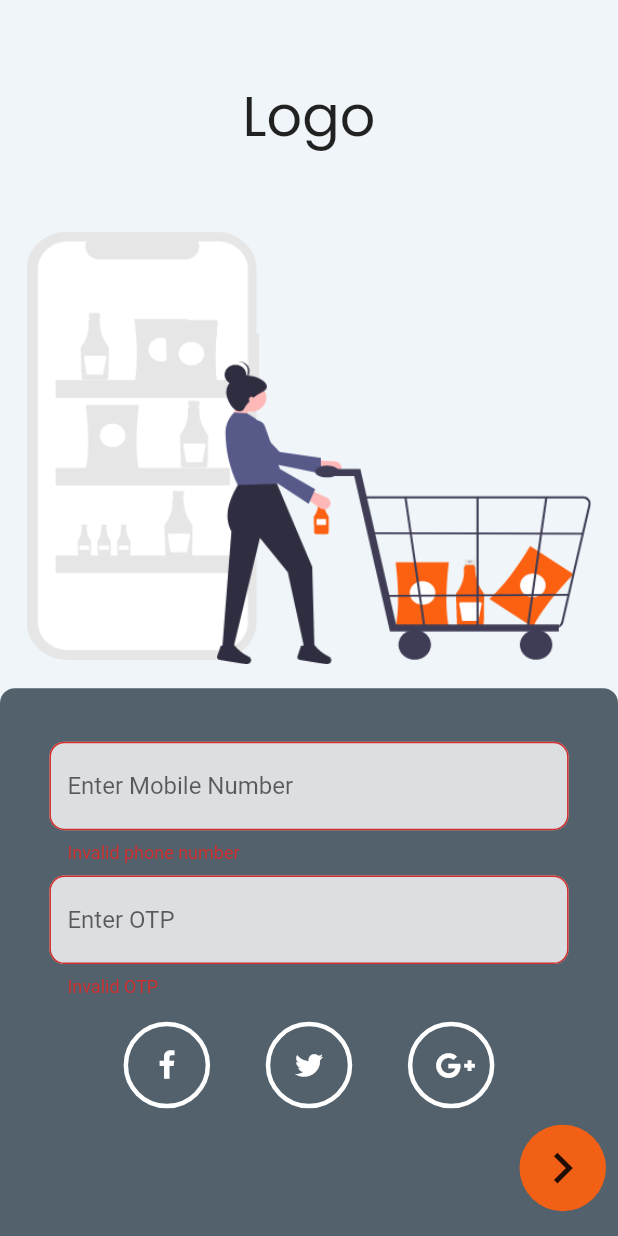
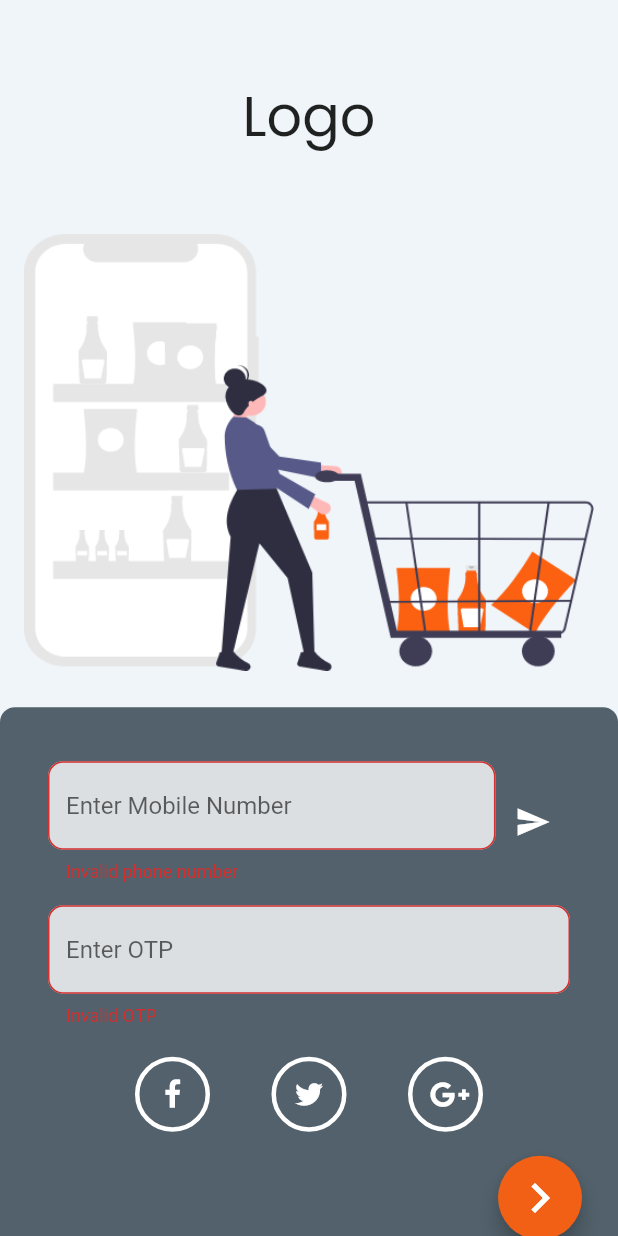
Before and after one commit to axactstudios/groceryapp, a Flutter app: the screen it shows after launch, after a tap on the "chevron right" icon, on a phone screen of 412 x 824 dp. Run offline on Flutter 3.47's test engine with Material 2 defaults, Android fonts, the phone set to English and light mode, and no system bars; our stand-ins replace firebase_auth, firebase_database, flutter_spinkit, fluttertoast, persistent_bottom_nav_bar; missing offline and left inert: gps, latlng, map; accounts and stored records are empty; network calls fail.

Commit message:
phone auth done

```diff
--- a/lib/Screens/LoginScreen.dart
+++ b/lib/Screens/LoginScreen.dart
@@ -1,12 +1,10 @@
 import 'package:firebase_auth/firebase_auth.dart';
-import 'package:firebase_core/firebase_core.dart';
 import 'package:flutter/cupertino.dart';
 import 'package:flutter/material.dart';
+import 'package:fluttertoast/fluttertoast.dart';
 import 'package:groceryapp/Classes/Constants.dart';
 import 'package:groceryapp/Classes/CustomIcons.dart';
 import 'package:groceryapp/Screens/RegistrationPage.dart';
-
-import '../Classes/Constants.dart';
 
 class LoginPage extends StatefulWidget {
   @override
@@ -20,8 +18,6 @@ class _LoginPageState extends State<LoginPage> {
   @override
   Widget build(BuildContext context) {
     final pHeight = MediaQuery.of(context).size.height;
-    final pWidth = MediaQuery.of(context).size.width;
-
     return Scaffold(
       resizeToAvoidBottomInset: false,
       backgroundColor: kPrimaryColor,
@@ -39,18 +35,15 @@ class _LoginPageState extends State<LoginPage> {
                 ),
               ),
               SizedBox(
-                height: pHeight * 0.040,
+                height: pHeight * 0.042,
               ),
               Padding(
                 padding: const EdgeInsets.all(16.0),
-                child: Image.asset(
-                  'images/onboarding.png',
-                  height: pHeight * 0.35,
+                child: Image.asset('images/onboarding.png'),
               ),
+              SizedBox(
+                height: pHeight * 0.01,
               ),
-              // SizedBox(
-              //   height: pHeight * 0.01,
-              // ),
               Expanded(
                 child: Align(
                   alignment: Alignment.bottomCenter,
@@ -65,20 +58,21 @@ class _LoginPageState extends State<LoginPage> {
                     child: Column(
                       mainAxisSize: MainAxisSize.max,
                       children: <Widget>[
-                        Spacer(),
                         Padding(
-                          padding: EdgeInsets.only(
-                            left: pWidth * 0.08,
-                            right: pWidth * 0.08,
-                            top: pHeight * 0.03,
+                          padding: const EdgeInsets.only(
+                            left: 32.0,
+                            right: 32,
+                            top: 36,
                           ),
+                          child: Row(
+                            children: [
+                              Expanded(
+                                flex: 6,
                                 child: TextFormField(
                                   validator: (value) {
-                              if (value.length == 10) _verifyPhoneNumber();
                                     if (value.length < 10) {
                                       return 'Invalid phone number';
                                     } else {
-                                _verifyPhoneNumber();
                                       return null;
                                     }
                                   },
@@ -94,11 +88,25 @@ class _LoginPageState extends State<LoginPage> {
                                   keyboardType: TextInputType.phone,
                                 ),
                               ),
+                              Expanded(
+                                  flex: 1,
+                                  child: InkWell(
+                                    onTap: () {
+                                      _onVerifyCode();
+                                    },
+                                    child: Icon(
+                                      Icons.send,
+                                      color: Colors.white,
+                                    ),
+                                  ))
+                            ],
+                          ),
+                        ),
                         Padding(
-                          padding: EdgeInsets.only(
-                            left: pWidth * 0.08,
-                            right: pWidth * 0.08,
-                            top: pHeight * 0.01,
+                          padding: const EdgeInsets.only(
+                            left: 32.0,
+                            right: 32,
+                            top: 15,
                           ),
                           child: TextFormField(
                             validator: (value) {
@@ -121,21 +129,19 @@ class _LoginPageState extends State<LoginPage> {
                           ),
                         ),
                         Padding(
-                          padding: EdgeInsets.only(
-                              top: pHeight * 0.02,
-                              left: pWidth * 0.2,
-                              right: pWidth * 0.2),
+                          padding: const EdgeInsets.only(
+                              top: 20, left: 90, right: 90),
                           child: Row(
                             mainAxisAlignment: MainAxisAlignment.spaceBetween,
                             children: <Widget>[
                               Container(
-                                height: pHeight * 0.07,
-                                width: pHeight * 0.07,
+                                height: 50,
+                                width: 50,
                                 decoration: BoxDecoration(
                                   border:
                                       Border.all(width: 3, color: Colors.white),
                                   borderRadius: BorderRadius.all(
-                                    Radius.circular(pHeight * 0.035),
+                                    Radius.circular(40),
                                   ),
                                 ),
                                 child: Ink(
@@ -149,18 +155,18 @@ class _LoginPageState extends State<LoginPage> {
                                         size: 20,
                                         color: Colors.white,
                                       ),
-                                      iconSize: pHeight * 0.07,
+                                      iconSize: 50,
                                       onPressed: () {},
                                     )),
                               ),
                               Container(
-                                height: pHeight * 0.07,
-                                width: pHeight * 0.07,
+                                height: 50,
+                                width: 50,
                                 decoration: BoxDecoration(
                                   border:
                                       Border.all(width: 3, color: Colors.white),
                                   borderRadius: BorderRadius.all(
-                                    Radius.circular(pHeight * 0.035),
+                                    Radius.circular(40),
                                   ),
                                 ),
                                 child: Ink(
@@ -174,18 +180,18 @@ class _LoginPageState extends State<LoginPage> {
                                         size: 20,
                                         color: Colors.white,
                                       ),
-                                      iconSize: pHeight * 0.07,
+                                      iconSize: 50,
                                       onPressed: () {},
                                     )),
                               ),
                               Container(
-                                height: pHeight * 0.07,
-                                width: pHeight * 0.07,
+                                height: 50,
+                                width: 50,
                                 decoration: BoxDecoration(
                                   border:
                                       Border.all(width: 3, color: Colors.white),
                                   borderRadius: BorderRadius.all(
-                                    Radius.circular(pHeight * 0.035),
+                                    Radius.circular(40),
                                   ),
                                 ),
                                 child: Ink(
@@ -199,51 +205,37 @@ class _LoginPageState extends State<LoginPage> {
                                         size: 20,
                                         color: Colors.white,
                                       ),
-                                      iconSize: pHeight * 0.07,
-                                      onPressed: _verifyPhoneNumber,
+                                      iconSize: 50,
+                                      onPressed: () {},
                                     )),
                               ),
                             ],
                           ),
                         ),
                         Spacer(),
-                        Row(
+                        Padding(
+                          padding: const EdgeInsets.all(16.0),
+                          child: Row(
                             mainAxisAlignment: MainAxisAlignment.end,
                             children: <Widget>[
                               Padding(
-                              padding: EdgeInsets.only(
-                                  right: 8.0, bottom: pHeight * 0.02),
-                              child: InkWell(
-                                onTap: () async {
+                                padding: const EdgeInsets.only(right: 8.0),
+                                child: FloatingActionButton(
+                                  onPressed: () {
                                     if (_formKey.currentState.validate()) {
-                                    await _signInWithPhoneNumber();
-                                    await Navigator.push(
-                                      context,
-                                      CupertinoPageRoute(
-                                        builder: (context) =>
-                                            RegistrationPage(),
-                                      ),
-                                    );
+                                      _onFormSubmitted();
                                     }
                                   },
-                                child: Container(
-                                  height: pHeight * 0.07,
-                                  width: pHeight * 0.07,
-                                  decoration: BoxDecoration(
-                                    borderRadius: BorderRadius.all(
-                                      Radius.circular(pHeight * 0.035),
-                                    ),
-                                    color: kAccentColor,
-                                  ),
+                                  backgroundColor: kAccentColor,
                                   child: Icon(
                                     Icons.chevron_right,
-                                    size: pHeight * 0.05,
+                                    size: 40,
 //                                color: Color.fromARGB(255, 242, 96, 22),
                                   ),
                                 ),
                               ),
+                            ],
                           ),
-                          ],
                         ),
                       ],
                     ),
@@ -261,69 +253,96 @@ class _LoginPageState extends State<LoginPage> {
     );
   }
 
-  String _message, _verificationId;
-  FirebaseAuth _auth = FirebaseAuth.instance;
-  // Example code of how to verify phone number
-  void _verifyPhoneNumber() async {
+  void showToast(message, Color color) {
+    Fluttertoast.showToast(
+      msg: message,
+      toastLength: Toast.LENGTH_LONG,
+      gravity: ToastGravity.BOTTOM,
+      timeInSecForIosWeb: 2,
+      backgroundColor: color,
+      textColor: Colors.pinkAccent,
+      fontSize: 16.0,
+    );
+  }
+
+  bool isCodeSent = false;
+  String _verificationId;
+  final FirebaseAuth _firebaseAuth = FirebaseAuth.instance;
+  void _onVerifyCode() async {
     setState(() {
-      _message = '';
+      isCodeSent = true;
     });
-    print('a');
-    PhoneVerificationCompleted verificationCompleted =
-        (PhoneAuthCredential phoneAuthCredential) async {
-      print('b');
-      await _auth.signInWithCredential(phoneAuthCredential);
-      print(
-          "Phone number automatically verified and user signed in: ${phoneAuthCredential}");
+    final PhoneVerificationCompleted verificationCompleted =
+        (AuthCredential phoneAuthCredential) {
+      _firebaseAuth
+          .signInWithCredential(phoneAuthCredential)
+          .then((AuthResult value) {
+        if (value.user != null) {
+          Navigator.pushAndRemoveUntil(
+              context,
+              MaterialPageRoute(
+                builder: (context) => RegistrationPage(),
+              ),
+              (Route<dynamic> route) => false);
+        } else {
+          showToast("Error validating OTP, try again", Colors.white);
+        }
+      }).catchError((error) {
+        showToast("Try again in sometime", Colors.white);
+      });
     };
-
-    PhoneVerificationFailed verificationFailed =
-        (FirebaseAuthException authException) {
-      print('c');
+    final PhoneVerificationFailed verificationFailed =
+        (AuthException authException) {
+      showToast(authException.message, Colors.white);
       setState(() {
-        _message =
-            'Phone number verification failed. Code: ${authException.code}. Message: ${authException.message}';
-        print(_message);
+        isCodeSent = false;
       });
     };
 
-    PhoneCodeSent codeSent =
+    final PhoneCodeSent codeSent =
         (String verificationId, [int forceResendingToken]) async {
-      print('d');
-      print('Please check your phone for the verification code.');
+      showToast('sent', Colors.white);
       _verificationId = verificationId;
+      setState(() {
+        _verificationId = verificationId;
+      });
+    };
+    final PhoneCodeAutoRetrievalTimeout codeAutoRetrievalTimeout =
+        (String verificationId) {
+      _verificationId = verificationId;
+      setState(() {
+        _verificationId = verificationId;
+      });
     };
 
-    PhoneCodeAutoRetrievalTimeout codeAutoRetrievalTimeout =
-        (String verificationId) {
-      print('e');
-      _verificationId = verificationId;
-    };
-
-    try {
-      print('sd');
-      await _auth.verifyPhoneNumber(
-          phoneNumber: phone.text,
-          timeout: const Duration(seconds: 5),
+    await _firebaseAuth.verifyPhoneNumber(
+        phoneNumber: "+91${phone.text}",
+        timeout: const Duration(seconds: 60),
         verificationCompleted: verificationCompleted,
         verificationFailed: verificationFailed,
         codeSent: codeSent,
         codeAutoRetrievalTimeout: codeAutoRetrievalTimeout);
-    } catch (e) {
-      print("Failed to Verify Phone Number: ${e}");
-    }
   }
 
-  void _signInWithPhoneNumber() async {
-    try {
-      final AuthCredential credential = PhoneAuthProvider.credential(
+  void _onFormSubmitted() async {
+    AuthCredential _authCredential = PhoneAuthProvider.getCredential(
       verificationId: _verificationId,
       smsCode: otp.text,
     );
-      final User user = (await _auth.signInWithCredential(credential)).user;
-      print("Successfully signed in UID: ${user.uid}");
-    } catch (e) {
-      print(e);
+
+    _firebaseAuth
+        .signInWithCredential(_authCredential)
+        .then((AuthResult value) {
+      if (value.user != null) {
+        Navigator.pushAndRemoveUntil(
+            context,
+            MaterialPageRoute(builder: (context) => RegistrationPage()),
+            (Route<dynamic> route) => false);
+      } else {
+        showToast("Error validating OTP, try again", Colors.white);
+      }
+    }).catchError((error) {
+      showToast("Something went wrong", Colors.white);
+    });
   }
 }
-}
--- a/lib/Screens/RegistrationPage.dart
+++ b/lib/Screens/RegistrationPage.dart
@@ -47,7 +47,7 @@ class _RegistrationPageState extends State<RegistrationPage> {
 
   void writeData() async {
     // ignore: deprecated_member_use
-    FirebaseUser user = FirebaseAuth.instance.currentUser;
+    FirebaseUser user = await FirebaseAuth.instance.currentUser();
     var dbRef =
         FirebaseDatabase.instance.reference().child('Users').child(user.uid);
     dbRef.set({
--- a/lib/main.dart
+++ b/lib/main.dart
@@ -1,10 +1,7 @@
-import 'package:firebase_core/firebase_core.dart';
 import 'package:flutter/material.dart';
 import 'package:groceryapp/Screens/LoginScreen.dart';
 
-void main() async {
-  WidgetsFlutterBinding.ensureInitialized();
-  await Firebase.initializeApp();
+void main() {
   runApp(MyApp());
 }
 
```
Also changed, not shown: pubspec.yaml (+4 -3 lines), pubspec.lock, 5 other files. Lines whose indentation alone changed are shown as unchanged.
